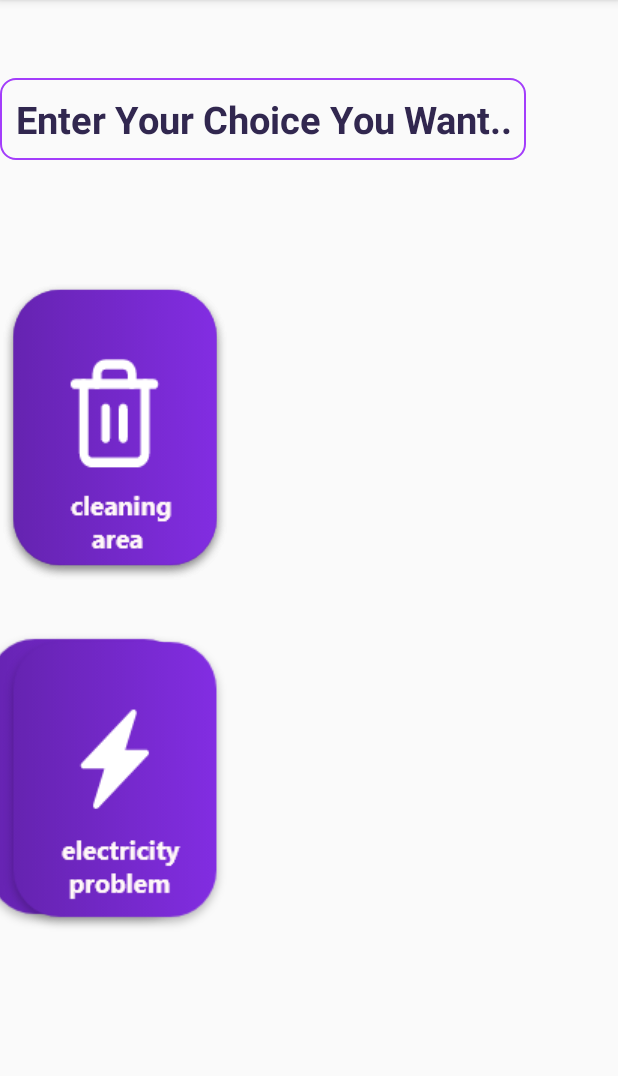
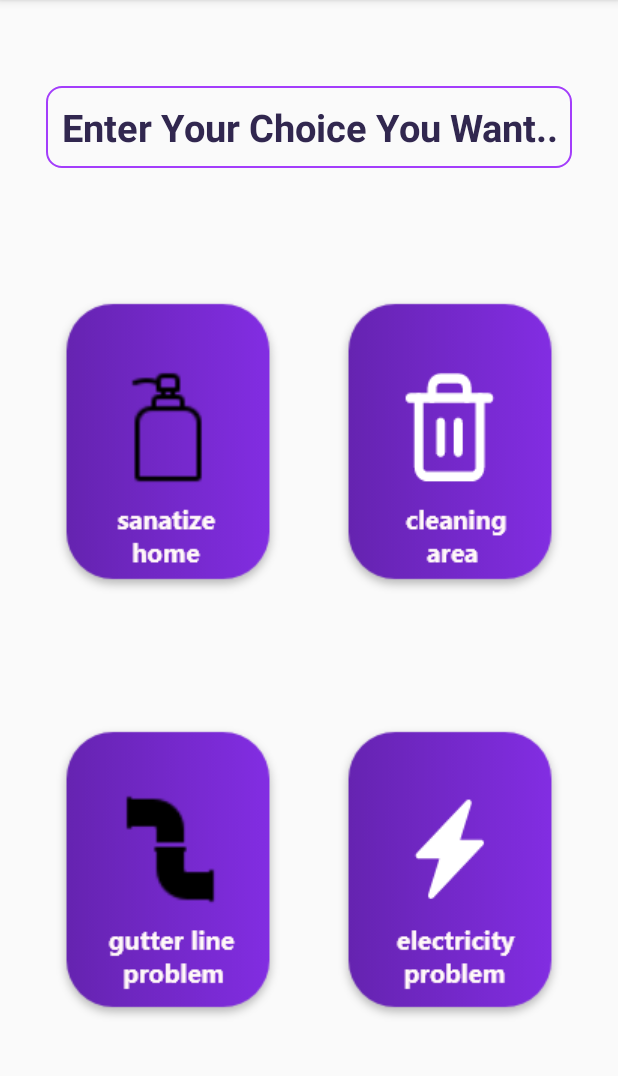
Before and after one commit to MirageTHE69/Sample, an Android app: the Home_Page screen opened directly, with no data from a screen before it, on a phone screen of 412 x 824 dp, the part 84-1160 px from its top. Run offline under Robolectric (Android 15) with nearby library versions, the phone set to English and light mode, and no system bars.

Commit message:
Tirth Shah

```diff
--- a/app/src/main/java/com/example/sample/SplashScreen.java
+++ b/app/src/main/java/com/example/sample/SplashScreen.java
@@ -12,5 +12,7 @@ public class SplashScreen extends AppCompatActivity {
         super.onCreate(savedInstanceState);
 
         startActivity(new Intent(this, MainActivity.class));
+
+        finish();
     }
 }
--- a/app/src/main/res/layout/activity_commimg__soon.xml
+++ b/app/src/main/res/layout/activity_commimg__soon.xml
@@ -7,25 +7,31 @@
     tools:context=".Commimg_Soon">
 
     <LinearLayout
+        android:id="@+id/linearLayout"
         android:layout_width="440dp"
         android:layout_height="347dp"
         android:background="@drawable/back"
-        tools:ignore="MissingConstraints">
+        tools:ignore="MissingConstraints"
+        android:orientation="horizontal">
 
     </LinearLayout>
 
     <TextView
         android:id="@+id/Comming"
-        android:layout_width="417dp"
-        android:layout_height="596dp"
+        android:layout_width="match_parent"
+        android:layout_height="wrap_content"
         android:gravity="center"
         android:text="This Feature Is Coming Soon..."
         android:textColor="#31274f"
         android:textSize="25dp"
         android:textStyle="bold"
-        tools:ignore="MissingConstraints"
-        tools:layout_editor_absoluteX="0dp"
-        tools:layout_editor_absoluteY="136dp">
+        app:layout_constraintBottom_toBottomOf="parent"
+        app:layout_constraintEnd_toEndOf="parent"
+        app:layout_constraintHorizontal_bias="0.0"
+        app:layout_constraintStart_toStartOf="parent"
+        app:layout_constraintTop_toTopOf="@+id/linearLayout"
+        app:layout_constraintVertical_bias="0.588"
+        tools:ignore="MissingConstraints">
 
     </TextView>
 
--- a/app/src/main/res/layout/activity_home__page.xml
+++ b/app/src/main/res/layout/activity_home__page.xml
@@ -6,54 +6,63 @@
     android:layout_height="match_parent"
     tools:context=".Home_Page">
 
+    <androidx.constraintlayout.widget.Guideline
+        android:id="@+id/guideline"
+        android:layout_width="wrap_content"
+        android:layout_height="wrap_content"
+        android:orientation="vertical" />
+
+
     <Button
 
         android:id="@+id/sanitize_home"
-        android:layout_width="0dp"
+        android:layout_width="wrap_content"
         android:layout_height="wrap_content"
-        android:layout_marginTop="187dp"
         android:background="@drawable/sanitize_home"
-        app:layout_constraintTop_toTopOf="parent"
-        tools:ignore="MissingConstraints"
-        tools:layout_editor_absoluteX="28dp">
+        app:layout_constraintBottom_toTopOf="@+id/sewage_home"
+        app:layout_constraintEnd_toStartOf="@+id/clean_home"
+        app:layout_constraintHorizontal_bias="0.5"
+        app:layout_constraintStart_toStartOf="parent"
+        app:layout_constraintTop_toBottomOf="@+id/Choose_Field">
 
     </Button>
 
     <Button
         android:id="@+id/clean_home"
-        android:layout_width="0dp"
+        android:layout_width="wrap_content"
         android:layout_height="wrap_content"
-        android:layout_marginTop="187dp"
         android:background="@drawable/clean_home"
-        app:layout_constraintTop_toTopOf="parent"
-        tools:ignore="MissingConstraints"
-        tools:layout_editor_absoluteX="242dp">
+        app:layout_constraintBottom_toTopOf="@+id/elec_home"
+        app:layout_constraintEnd_toEndOf="parent"
+        app:layout_constraintHorizontal_bias="0.5"
+        app:layout_constraintStart_toEndOf="@+id/sanitize_home"
+        app:layout_constraintTop_toBottomOf="@+id/Choose_Field">
 
     </Button>
 
-
     <Button
         android:id="@+id/sewage_home"
-        android:layout_width="0dp"
+        android:layout_width="wrap_content"
         android:layout_height="wrap_content"
-        android:layout_marginTop="420dp"
-        android:layout_marginEnd="276dp"
         android:background="@drawable/sewage_home"
-        app:layout_constraintEnd_toEndOf="parent"
-        app:layout_constraintTop_toTopOf="parent"
-        tools:ignore="MissingConstraints">
+        app:layout_constraintBottom_toBottomOf="parent"
+        app:layout_constraintEnd_toStartOf="@+id/elec_home"
+        app:layout_constraintHorizontal_bias="0.5"
+        app:layout_constraintStart_toStartOf="parent"
+        app:layout_constraintTop_toBottomOf="@+id/sanitize_home">
 
     </Button>
 
     <Button
         android:id="@+id/elec_home"
-        android:layout_width="0dp"
+        android:layout_width="wrap_content"
         android:layout_height="wrap_content"
-        android:layout_marginTop="422dp"
         android:background="@drawable/elec_home"
-        app:layout_constraintTop_toTopOf="parent"
-        tools:ignore="MissingConstraints"
-        tools:layout_editor_absoluteX="242dp">
+        app:layout_constraintBottom_toBottomOf="parent"
+        app:layout_constraintEnd_toEndOf="parent"
+        app:layout_constraintHorizontal_bias="0.5"
+        app:layout_constraintStart_toEndOf="@+id/sewage_home"
+        app:layout_constraintTop_toBottomOf="@+id/clean_home">
 
     </Button>
 
@@ -61,16 +70,39 @@
         android:id="@+id/Choose_Field"
         android:layout_width="wrap_content"
         android:layout_height="wrap_content"
-        android:layout_marginTop="52dp"
+        android:layout_marginTop="57dp"
         android:background="@drawable/forget"
         android:gravity="center"
         android:text="Enter Your Choice You Want.."
         android:textColor="#31274f"
         android:textSize="25dp"
         android:textStyle="bold"
+        app:layout_constraintEnd_toEndOf="parent"
+        app:layout_constraintHorizontal_bias="0.5"
+        app:layout_constraintStart_toStartOf="parent"
         app:layout_constraintTop_toTopOf="parent"
-        tools:ignore="MissingConstraints"
-        tools:layout_editor_absoluteX="62dp">
+        tools:ignore="MissingConstraints">
 
     </TextView>
+
+
+    <androidx.constraintlayout.widget.Guideline
+        android:id="@+id/guideline2"
+        android:layout_width="wrap_content"
+        android:layout_height="wrap_content"
+        android:orientation="vertical" />
+
+    <androidx.constraintlayout.widget.Guideline
+        android:id="@+id/guideline3"
+        android:layout_width="wrap_content"
+        android:layout_height="wrap_content"
+        android:orientation="horizontal"
+        app:layout_constraintGuide_begin="20dp" />
+
+    <androidx.constraintlayout.widget.Guideline
+        android:id="@+id/guideline4"
+        android:layout_width="wrap_content"
+        android:layout_height="wrap_content"
+        android:orientation="horizontal"
+        app:layout_constraintGuide_begin="21dp" />
 </androidx.constraintlayout.widget.ConstraintLayout>
```
